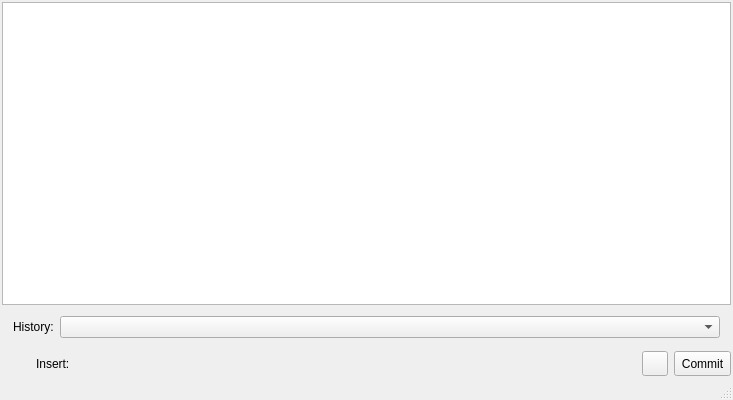
Before: the Qt Designer form commitpad.ui in switch625/commitpad, drawn with Qt 5.
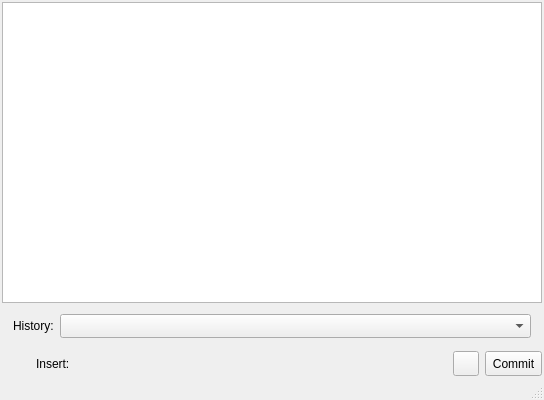
After: the same form once the commit is applied. Custom widgets are drawn as their Qt base class.

Commit message: Fix behavior of model

Diff of the .ui file:
```diff
--- a/commitpad.ui
+++ b/commitpad.ui
@@ -6,7 +6,7 @@
    <rect>
     <x>0</x>
     <y>0</y>
-    <width>733</width>
+    <width>544</width>
     <height>400</height>
    </rect>
   </property>
@@ -69,7 +69,11 @@
         </widget>
        </item>
        <item>
-        <widget class="QComboBox" name="historyCombo"/>
+        <widget class="QComboBox" name="historyCombo">
+         <property name="sizeAdjustPolicy">
+          <enum>QComboBox::AdjustToMinimumContentsLengthWithIcon</enum>
+         </property>
+        </widget>
        </item>
       </layout>
      </widget>
```
The commit also changes 2 other files.
